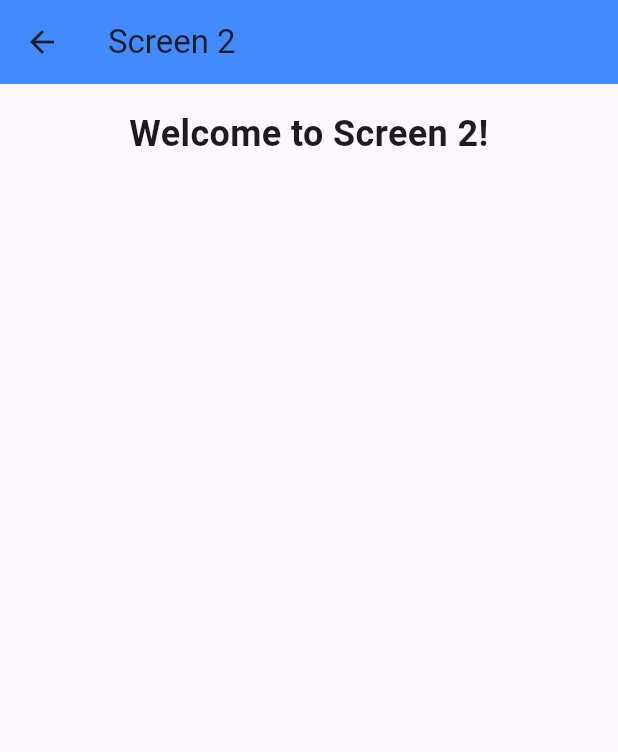
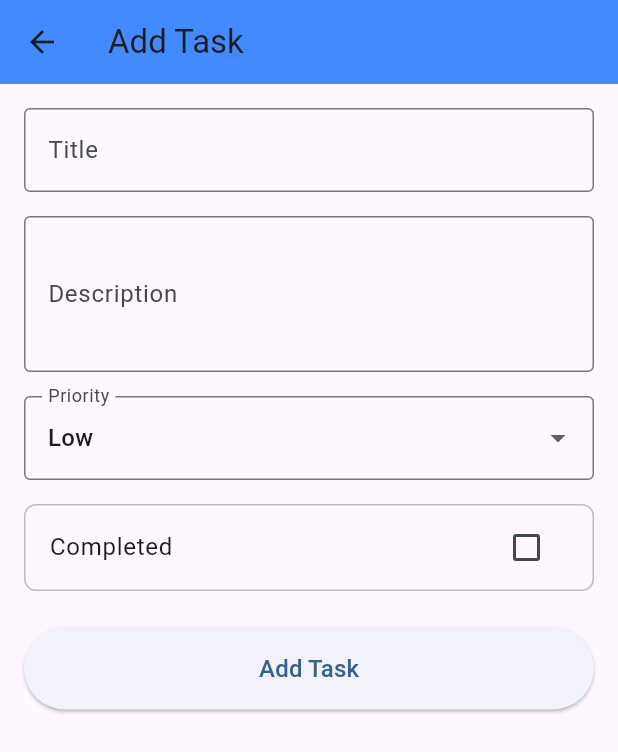
Before and after one commit to garsonj/flutter-task-notes-app, a Flutter app: the Screen2 screen opened directly, on a phone screen of 412 x 824 dp. Shown: the top 752 px of the screen. Run offline on Flutter 3.47's test engine with Material 3 defaults, Android fonts, the phone set to English and light mode, and no system bars; our stand-ins replace shared_preferences, sqflite, sqflite_common_ffi; accounts and stored records are empty.

Commit message:
implemented functionality of adding, updating and deleting task

```diff
--- a/lib/screens/Screen2_screen.dart
+++ b/lib/screens/Screen2_screen.dart
@@ -1,28 +1,127 @@
 import 'package:flutter/material.dart';
+import 'package:task_notes_manager/models/task_item.dart';
+import 'package:task_notes_manager/data/database_helper.dart';
 
-class Screen2 extends StatelessWidget {
-  const Screen2({super.key});
+class Screen2 extends StatefulWidget {
+  final TaskItem? taskToEdit;
+
+  const Screen2({Key? key, this.taskToEdit}) : super(key: key);
+
+  @override
+  State<Screen2> createState() => _Screen2State();
+}
+
+class _Screen2State extends State<Screen2> {
+  final _formKey = GlobalKey<FormState>();
+  late String _title;
+  late String _description;
+  late int _priority;
+  late bool _isCompleted;
+  bool get _isEditing => widget.taskToEdit != null;
+
+  @override
+  void initState() {
+    super.initState();
+    _title = widget.taskToEdit?.title ?? '';
+    _description = widget.taskToEdit?.description ?? '';
+    _priority = widget.taskToEdit?.priority ?? 1;
+    _isCompleted = widget.taskToEdit?.isCompleted ?? false;
+  }
+
+  Future<void> _submit() async {
+    if (!_formKey.currentState!.validate()) return;
+    _formKey.currentState!.save();
+
+    if (_isEditing) {
+      final updatedTask = widget.taskToEdit!.copyWith(
+        title: _title,
+        description: _description,
+        priority: _priority,
+        isCompleted: _isCompleted,
+      );
+      await DatabaseHelper.instance.updateTask(updatedTask);
+    } else {
+      final task = TaskItem(
+        title: _title,
+        description: _description,
+        priority: _priority,
+        isCompleted: _isCompleted,
+      );
+      await DatabaseHelper.instance.insertTask(task);
+    }
+    Navigator.pop(context, true);
+  }
 
   @override
   Widget build(BuildContext context) {
     return Scaffold(
       appBar: AppBar(
-        title: const Text('Screen 2'),
+        title: Text(_isEditing ? 'Edit Task' : 'Add Task'),
         backgroundColor: Colors.blueAccent,
       ),
-      body: Column(
-        crossAxisAlignment: CrossAxisAlignment.center,
-        children: [
-          Container(
-            width: double.infinity,
-            padding: const EdgeInsets.all(16.0),
-            child: const Text(
-              'Welcome to Screen 2!',
-              style: TextStyle(fontSize: 24.0, fontWeight: FontWeight.bold),
-              textAlign: TextAlign.center,
-            ),
+      body: Padding(
+        padding: const EdgeInsets.all(16.0),
+        child: Form(
+          key: _formKey,
+          child: ListView(
+            children: [
+              TextFormField(
+                initialValue: _title,
+                decoration: const InputDecoration(
+                  labelText: 'Title',
+                  border: OutlineInputBorder(),
+                ),
+                validator: (v) => (v == null || v.trim().isEmpty) ? 'Required' : null,
+                onSaved: (v) => _title = v!.trim(),
+              ),
+              const SizedBox(height: 16),
+              TextFormField(
+                initialValue: _description,
+                decoration: const InputDecoration(
+                  labelText: 'Description',
+                  border: OutlineInputBorder(),
+                ),
+                maxLines: 3,
+                onSaved: (v) => _description = v?.trim() ?? '',
+              ),
+              const SizedBox(height: 16),
+              DropdownButtonFormField<int>(
+                value: _priority,
+                decoration: const InputDecoration(
+                  labelText: 'Priority',
+                  border: OutlineInputBorder(),
+                ),
+                items: const [
+                  DropdownMenuItem(value: 1, child: Text('Low')),
+                  DropdownMenuItem(value: 2, child: Text('Medium')),
+                  DropdownMenuItem(value: 3, child: Text('High')),
+                ],
+                onChanged: (v) => setState(() => _priority = v ?? 1),
+              ),
+              const SizedBox(height: 16),
+              CheckboxListTile(
+                title: const Text('Completed'),
+                value: _isCompleted,
+                onChanged: (v) => setState(() => _isCompleted = v ?? false),
+                shape: RoundedRectangleBorder(
+                  borderRadius: BorderRadius.circular(8),
+                  side: BorderSide(color: Colors.grey.shade400),
+                ),
+              ),
+              const SizedBox(height: 24),
+              ElevatedButton(
+                onPressed: _submit,
+                style: ElevatedButton.styleFrom(
+                  padding: const EdgeInsets.symmetric(vertical: 16),
+                ),
+                child: Text(
+                  _isEditing ? 'Update Task' : 'Add Task',
+                  style: const TextStyle(fontSize: 16),
+                ),
+              ),
+            ],
           ),
-        ],
+        ),
       ),
     );
   }
```
